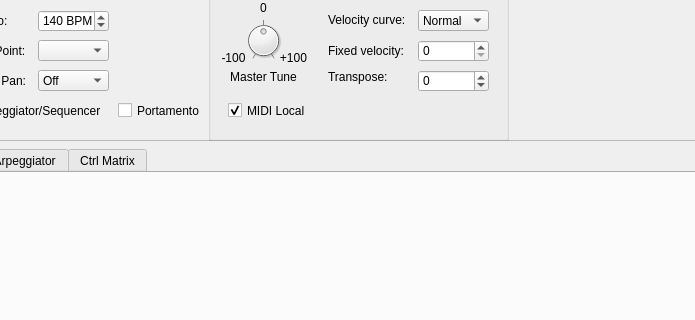
Old version of the form src/View/QAN1xEditor.ui in the repository thefinalcutbg/QAN1xEditor; both pictures show x 324 to 1019 and y 91 to 411 of the 1229 by 978 pixel window.
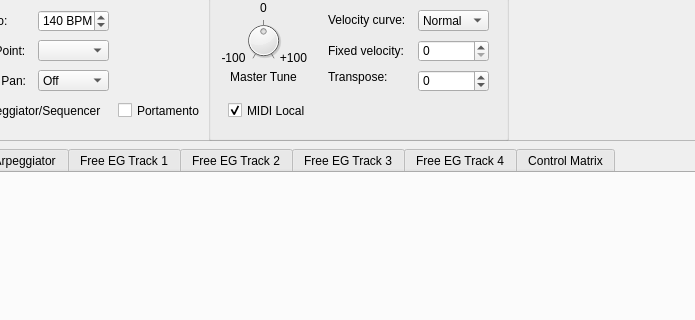
New version of the form. Custom widgets are drawn as their Qt base class.

Commit message: Free Envelope Generator prep

Patch:
```diff
--- a/src/View/QAN1xEditor.ui
+++ b/src/View/QAN1xEditor.ui
@@ -1014,9 +1014,29 @@
              </attribute>
              <layout class="QVBoxLayout" name="verticalLayout_5"/>
             </widget>
+            <widget class="FreeEGWidget" name="FreeEG1">
+             <attribute name="title">
+              <string>Free EG Track 1</string>
+             </attribute>
+            </widget>
+            <widget class="FreeEGWidget" name="FreeEG2">
+             <attribute name="title">
+              <string>Free EG Track 2</string>
+             </attribute>
+            </widget>
+            <widget class="FreeEGWidget" name="FreeEG3">
+             <attribute name="title">
+              <string>Free EG Track 3</string>
+             </attribute>
+            </widget>
+            <widget class="FreeEGWidget" name="FreeEG4">
+             <attribute name="title">
+              <string>Free EG Track 4</string>
+             </attribute>
+            </widget>
             <widget class="QWidget" name="matrixTab">
              <attribute name="title">
-              <string>Ctrl Matrix</string>
+              <string>Control Matrix</string>
              </attribute>
              <layout class="QVBoxLayout" name="verticalLayout_2">
               <item>
@@ -1604,6 +1624,12 @@
    <extends>QSlider</extends>
    <header>UiWidgets.h</header>
   </customwidget>
+  <customwidget>
+   <class>FreeEGWidget</class>
+   <extends>QWidget</extends>
+   <header>freeegwidget.h</header>
+   <container>1</container>
+  </customwidget>
  </customwidgets>
  <resources>
   <include location="QAN1xEditor.qrc"/>
```
The commit also changes 5 other files.
